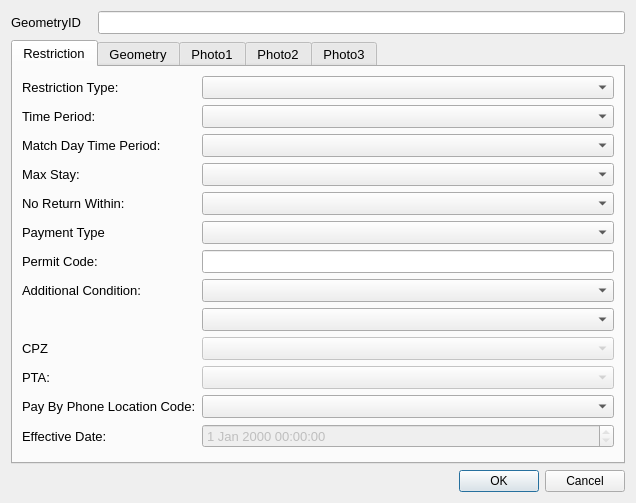
This is ui/restrictionBayDetails_dialog_base2_qt5.ui in tlh22/TOMs as Qt 5 draws it before an edit. The edited form follows.
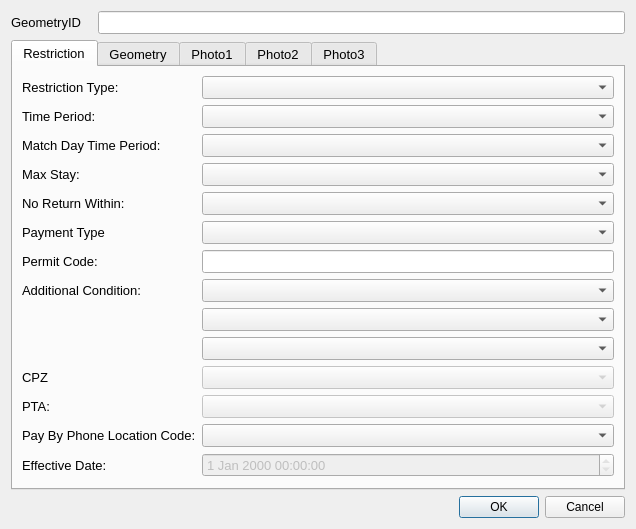
This is the edited form. Custom widgets are drawn as their Qt base class.

Commit message: Changes to data structure and forms

What changed in the file:
```diff
--- a/ui/restrictionBayDetails_dialog_base2_qt5.ui
+++ b/ui/restrictionBayDetails_dialog_base2_qt5.ui
@@ -7,7 +7,7 @@
     <x>0</x>
     <y>0</y>
     <width>636</width>
-    <height>503</height>
+    <height>509</height>
    </rect>
   </property>
   <property name="sizePolicy">
@@ -290,30 +290,30 @@
           </widget>
          </item>
          <item row="9" column="1">
-          <widget class="QgsCheckableComboBox" name="AdditionalConditionID"/>
+          <widget class="QgsCheckableComboBox" name="AdditionalConditionID_2"/>
          </item>
-         <item row="10" column="0">
+         <item row="11" column="0">
           <widget class="QLabel" name="lbl_CPZ">
            <property name="text">
             <string>CPZ</string>
            </property>
           </widget>
          </item>
-         <item row="10" column="1">
+         <item row="11" column="1">
           <widget class="QComboBox" name="CPZ">
            <property name="enabled">
             <bool>false</bool>
            </property>
           </widget>
          </item>
-         <item row="11" column="0">
+         <item row="12" column="0">
           <widget class="QLabel" name="label_7">
            <property name="text">
             <string>PTA:</string>
            </property>
           </widget>
          </item>
-         <item row="11" column="1">
+         <item row="12" column="1">
           <widget class="QComboBox" name="ParkingTariffArea">
            <property name="enabled">
             <bool>false</bool>
@@ -323,24 +323,24 @@
            </property>
           </widget>
          </item>
-         <item row="13" column="0">
+         <item row="14" column="0">
           <widget class="QLabel" name="label_13">
            <property name="text">
             <string>Pay By Phone Location Code:</string>
            </property>
           </widget>
          </item>
-         <item row="13" column="1">
+         <item row="14" column="1">
           <widget class="QComboBox" name="PayParkingAreaID"/>
          </item>
-         <item row="16" column="0">
+         <item row="17" column="0">
           <widget class="QLabel" name="lbl_OpenDate">
            <property name="text">
             <string>Effective Date:</string>
            </property>
           </widget>
          </item>
-         <item row="16" column="1">
+         <item row="17" column="1">
           <widget class="QgsDateTimeEdit" name="OpenDate">
            <property name="enabled">
             <bool>false</bool>
@@ -350,6 +350,9 @@
            </property>
           </widget>
          </item>
+         <item row="10" column="1">
+          <widget class="CheckableComboBox2" name="AdditionalConditionID"/>
+         </item>
         </layout>
        </widget>
        <widget class="QWidget" name="geometryTab">
@@ -737,6 +740,11 @@
    <extends>QDateTimeEdit</extends>
    <header>qgsdatetimeedit.h</header>
   </customwidget>
+  <customwidget>
+   <class>CheckableComboBox2</class>
+   <extends>QComboBox</extends>
+   <header>TOMs.ui.CheckableComboBox2</header>
+  </customwidget>
  </customwidgets>
  <resources/>
  <connections>
```
The commit also changes 2 other files.
